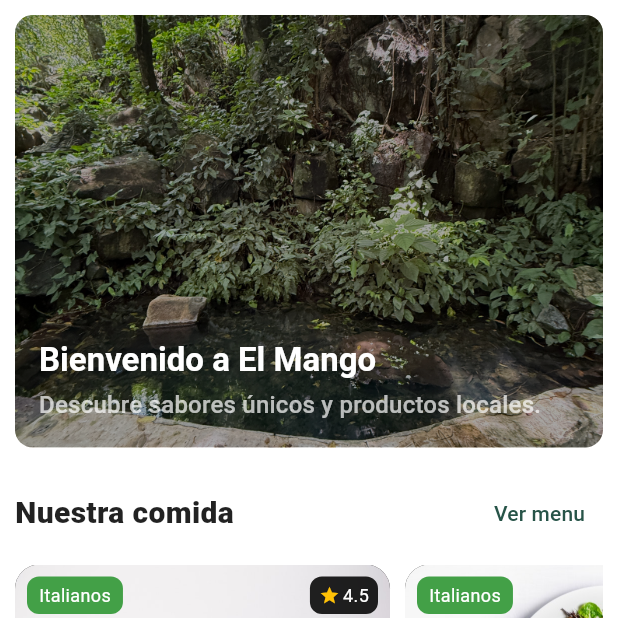
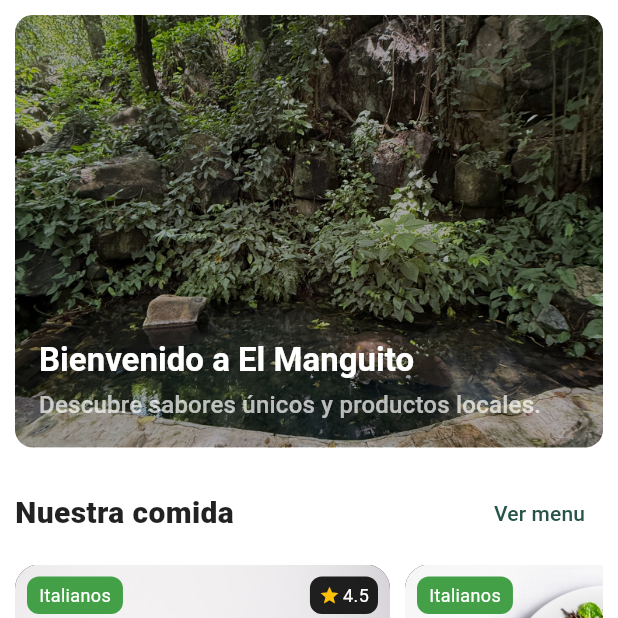
Before and after one commit to GerardoMejia1107/MovileApp-El-Manguito, a Flutter app: the screen it shows after launch, on a phone screen of 412 x 824 dp, the top half of it. Run offline on Flutter 3.47's test engine with Material 3 defaults, Android fonts, the phone set to English and light mode, and no system bars; our stand-ins replace fl_chart, image_picker; statements that could not run were skipped.

Commit message:
añadiendo cambios para entrega del 30 de JUNIO

```diff
--- a/lib/screens/home.dart
+++ b/lib/screens/home.dart
@@ -1,8 +1,7 @@
 import 'dart:io';
 
+import 'package:el_mango/screens/main_screen.dart';
 import 'package:flutter/material.dart';
-import '../screens/categories.dart';
-import '../screens/trending.dart';
 import '../util/productsInfo.dart';
 import '../util/friends.dart';
 import '../widgets/category_item.dart';
@@ -14,6 +13,9 @@ import '../screens/productsScreens/product_detail.dart';
 
 
 class Home extends StatelessWidget {
+  final Function(int) onNavigateToPage;
+  const Home({required this.onNavigateToPage, Key? key}) : super(key: key);
+
   @override
   Widget build(BuildContext context) {
     return GestureDetector(
@@ -38,10 +40,10 @@ class Home extends StatelessWidget {
               buildCategoryRow('Nuestros productos', context),
               SizedBox(height: 10.0),
               buildProductIconsList(context),
-              SizedBox(height: 20.0),
-              buildCategoryRow('Compartelo con tus amigos', context),
-              SizedBox(height: 10.0),
-              buildFriendsList(),
+              //SizedBox(height: 20.0),
+              //buildFriendsRow('Compartelo con tus amigos', context),
+              //SizedBox(height: 10.0),
+              //buildFriendsList(),
               SizedBox(height: 50.0),
             ],
           ),
@@ -75,7 +77,7 @@ class Home extends StatelessWidget {
               crossAxisAlignment: CrossAxisAlignment.start,
               children: [
                 Text(
-                  'Bienvenido a El Mango',
+                  'Bienvenido a El Manguito',
                   style: Theme.of(context).textTheme.titleLarge?.copyWith(
                     color: Colors.white,
                     fontWeight: FontWeight.bold,
@@ -117,10 +119,7 @@ class Home extends StatelessWidget {
             ),
             TextButton(
               onPressed: () {
-                Navigator.push(
-                  context,
-                  MaterialPageRoute(builder: (context) => Trending()),
-                );
+                onNavigateToPage(1); // Por ejemplo, ir a ProductList (índice 3)
               },
               child: Text(
                 "Ver menu",
@@ -186,7 +185,7 @@ class Home extends StatelessWidget {
     );
   }
 
-  //CTA de productos destacadosy compartelo con tus amigos
+  //CTA de productos destacados
   Widget buildCategoryRow(String category, BuildContext context) {
     return LayoutBuilder(
       builder: (context, constraints) {
@@ -207,10 +206,7 @@ class Home extends StatelessWidget {
             ),
             TextButton(
               onPressed: () {
-                Navigator.push(
-                  context,
-                  MaterialPageRoute(builder: (context) => Categories()),
-                );
+                onNavigateToPage(3); // Por ejemplo, ir a ProductList (índice 3)
               },
               child: Text(
                 "Ver más",
@@ -282,6 +278,31 @@ class Home extends StatelessWidget {
     );
   }
 
+  //CTA de ompartelo con tus amigos
+  Widget buildFriendsRow(String category, BuildContext context) {
+    return LayoutBuilder(
+      builder: (context, constraints) {
+        return Row(
+          mainAxisAlignment: MainAxisAlignment.spaceBetween,
+          children: <Widget>[
+            Flexible(
+              flex: 2,
+              child: Text(
+                category,
+                style: const TextStyle(
+                  fontSize: 20.0,
+                  fontWeight: FontWeight.w800,
+                ),
+                maxLines: 2,
+                overflow: TextOverflow.ellipsis,
+              ),
+            ),
+          ],
+        );
+      },
+    );
+  }
+
   //lista de amigos
   Widget buildFriendsList() {
     return Container(
--- a/lib/screens/main_screen.dart
+++ b/lib/screens/main_screen.dart
@@ -3,11 +3,15 @@ import 'package:el_mango/widgets/radial_transition_overlay.dart';
 import 'package:flutter/material.dart';
 import '../screens/add.dart';
 import '../screens/home.dart';
-import '../screens/profile.dart';
+import '../screens/profileScreens/profile.dart';
 import 'productsScreens/product_list.dart';
 import 'platesScreens/platesList.dart';
 
 class MainScreen extends StatefulWidget {
+  final int initialPage;
+
+  const MainScreen({this.initialPage = 0, super.key});
+
   @override
   _MainScreenState createState() => _MainScreenState();
 }
@@ -20,6 +24,13 @@ class _MainScreenState extends State<MainScreen> {
   Widget? _localRadialEntry;
   double _contentOpacity = 1.0;
 
+  void goToPage(int pageIndex) {
+    _pageController.animateToPage(
+      pageIndex,
+      duration: const Duration(milliseconds: 300),
+      curve: Curves.easeInOut,
+    );
+  }
 
   final List<IconData> icons = [
     Icons.home,
@@ -29,18 +40,13 @@ class _MainScreenState extends State<MainScreen> {
     Icons.person,
   ];
 
-  final List<Widget> pages = [
-    Home(),
-    PlatesList(),
-    Add(),
-    ProductList(),
-    Profile(),
-  ];
+
 
   @override
   void initState() {
     super.initState();
-    _pageController = PageController();
+    _page = widget.initialPage;
+    _pageController = PageController(initialPage: _page);
   }
 
   @override
@@ -57,6 +63,15 @@ class _MainScreenState extends State<MainScreen> {
 
   @override
   Widget build(BuildContext context) {
+
+    final List<Widget> pages = [
+      Home(onNavigateToPage: (int index) => goToPage(index)),
+      PlatesList(),
+      Add(),
+      ProductList(),
+      Profile(),
+    ];
+
     return Scaffold(
       backgroundColor: Colors.transparent,
       body: Stack(
@@ -185,4 +200,5 @@ class _MainScreenState extends State<MainScreen> {
       );
     });
   }
+
 }
--- a/lib/screens/splash_screen.dart
+++ b/lib/screens/splash_screen.dart
@@ -51,17 +51,21 @@ class _SplashScreenState extends State<SplashScreen>
     return Scaffold(
       backgroundColor: Theme.of(context).primaryColor,
       body: Center(
-        child: Text(
-          "LOGO",
-          style: TextStyle(
-            fontSize: 48,
-            fontWeight: FontWeight.bold,
-            letterSpacing: 2,
-            color: isDark
-                ? Theme.of(context).colorScheme.secondary
-                : Theme.of(context).colorScheme.primary,
+        child: ClipOval(
+          child: Container(
+            width: 200,
+            height: 200,
+            decoration: BoxDecoration(
+              color: Color(0xFFA3D49B), // marco blanco
+              shape: BoxShape.circle,
+            ),
+            child: Image.asset(
+              'assets/icon/icon_logo.png',
+              fit: BoxFit.cover,
+            ),
           ),
         ),
+
       ),
     );
   }
--- a/lib/util/productsInfo.dart
+++ b/lib/util/productsInfo.dart
@@ -10,8 +10,8 @@ const List<Map<String, dynamic>> productsInfo = [
     "usage": "Sopas, frita, puré, snacks.",
     "location": "Zona oriental de El Salvador",
     "treeImages": [
-      "assets/yuca_arbol1.png",
-      "assets/yuca_arbol2.png"
+      "assets/yuca_arbol1.jpg",
+      "assets/yuca_arbol2.jpg"
     ]
   },
   {
@@ -23,7 +23,7 @@ const List<Map<String, dynamic>> productsInfo = [
     "usage": "Jugo, dulce, aguardiente, panela.",
     "location": "Sonsonate y Ahuachapán",
     "treeImages": [
-      "assets/cana_arbol1.png"
+      "assets/cana_arbol1.jpeg"
     ]
   },
   {
@@ -35,8 +35,8 @@ const List<Map<String, dynamic>> productsInfo = [
     "usage": "Jugos, aderezos, medicina natural.",
     "location": "La Libertad",
     "treeImages": [
-      "assets/limon_arbol1.png",
-      "assets/limon_arbol2.png"
+      "assets/limon_arbol1.jpg",
+      "assets/limon_arbol2.jpg"
     ]
   },
   {
@@ -48,7 +48,7 @@ const List<Map<String, dynamic>> productsInfo = [
     "usage": "Jugos, postres, mermeladas.",
     "location": "San Miguel y San Vicente",
     "treeImages": [
-      "assets/naranja_arbol1.png"
+      "assets/naranja_arbol1.jpg"
     ]
   },
   {
@@ -60,8 +60,8 @@ const List<Map<String, dynamic>> productsInfo = [
     "usage": "Chocolate, bebida tradicional, cosmética.",
     "location": "Cuscatlán",
     "treeImages": [
-      "assets/cacao_arbol1.png",
-      "assets/cacao_arbol2.png"
+      "assets/cacao_arbol1.jpg",
+      "assets/cacao_arbol2.jpg"
     ]
   },
   {
```
Also changed, not shown: lib/screens/categories.dart (deleted, +0 -110 lines), lib/screens/notifications.dart (deleted, +0 -46 lines), lib/screens/productsScreens/product_detail.dart (+28 -7 lines), lib/util/notifications.dart (deleted, +0 -64 lines), lib/widgets/slide_item.dart (deleted, +0 -142 lines), pubspec.yaml (+11 -1 lines), assets/icon/icon_logo.png (added), pubspec.lock, 22 other files.
